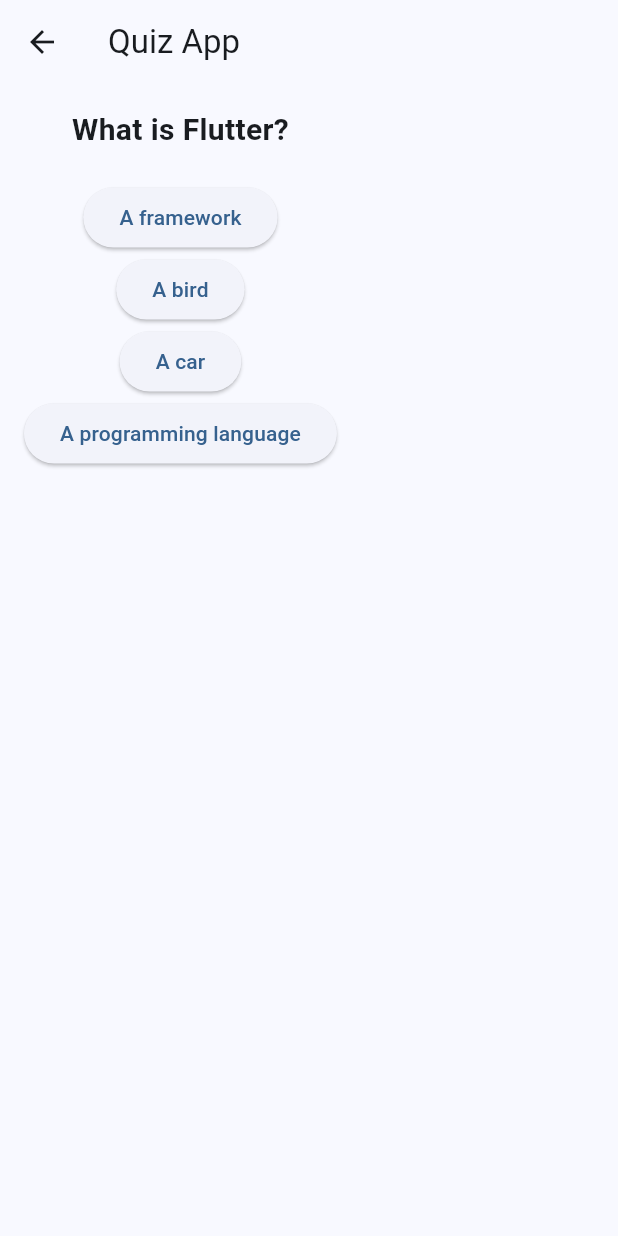
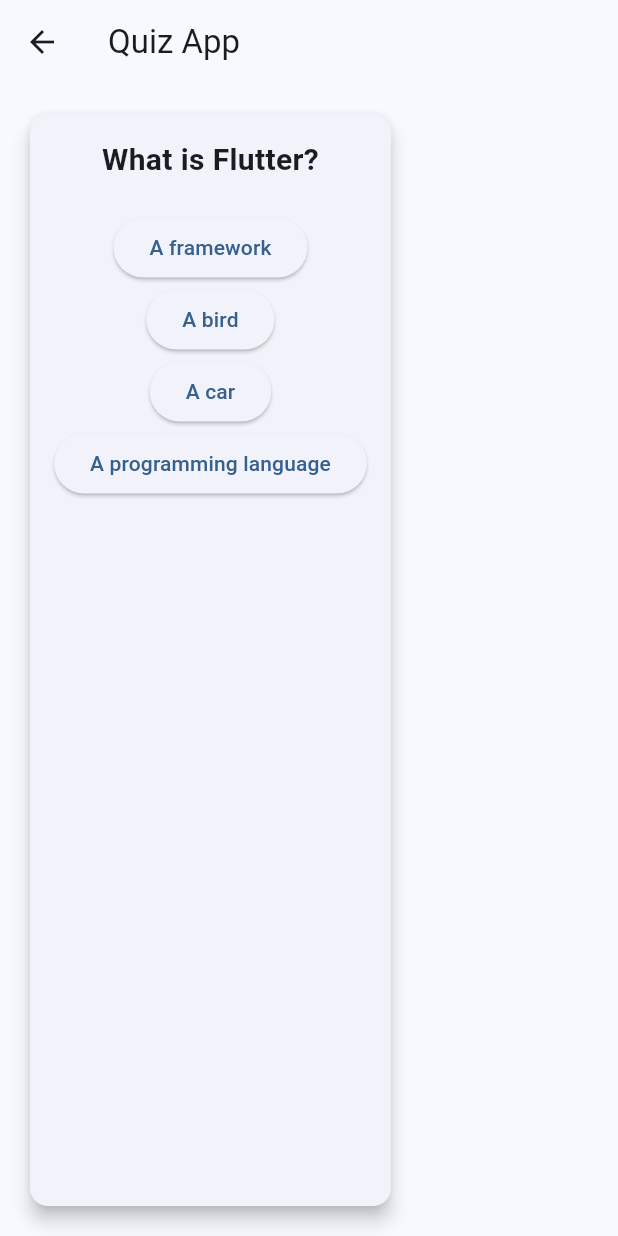
Before and after one commit to HugeKC01/flutter_studyclimatechange, a Flutter app: the PostTestScreen screen opened directly, on a phone screen of 412 x 824 dp. Run offline on Flutter 3.47's test engine with Material 3 defaults, Android fonts, the phone set to English and light mode, and no system bars.

Commit message:
edit quiz page

```diff
--- a/lib/posttest.dart
+++ b/lib/posttest.dart
@@ -45,6 +45,10 @@ class QuizPageState extends State<PostTestScreen> {
       ),
       body: Padding(
         padding: const EdgeInsets.all(16.0),
+        child: Card(
+          elevation: 5,
+          child: Padding(
+            padding: const EdgeInsets.all(16.0),
             child: Column(
               children: [
                 Text(
@@ -61,6 +65,8 @@ class QuizPageState extends State<PostTestScreen> {
               ],
             ),
           ),
+        ),
+      ),
     );
   }
 }
```
Lines whose indentation alone changed are shown as unchanged.
